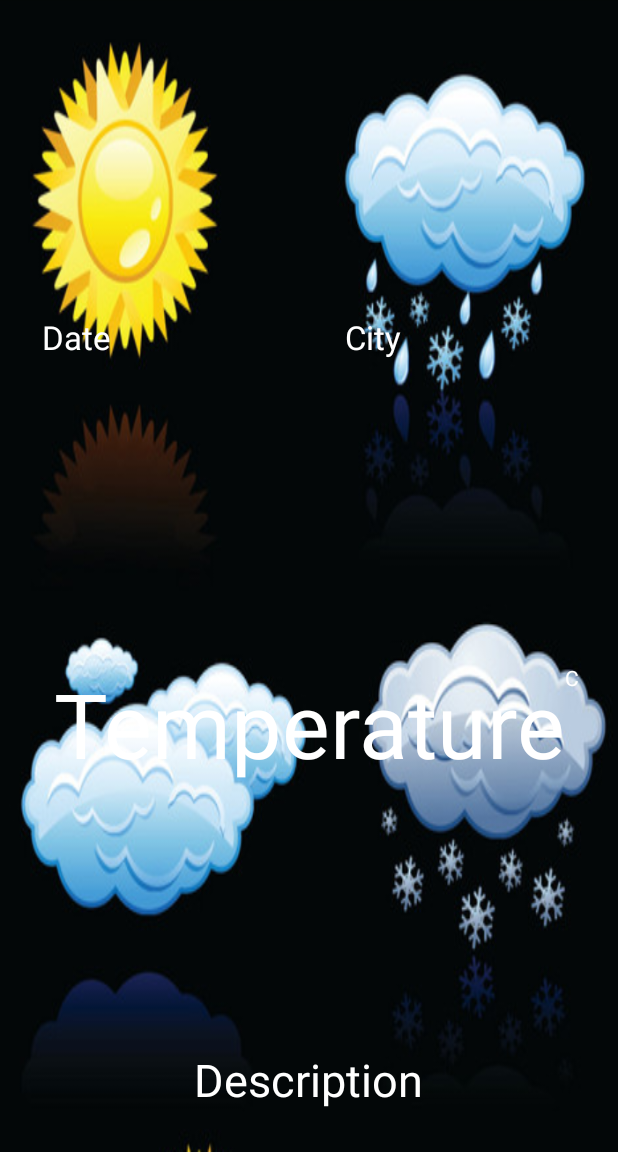
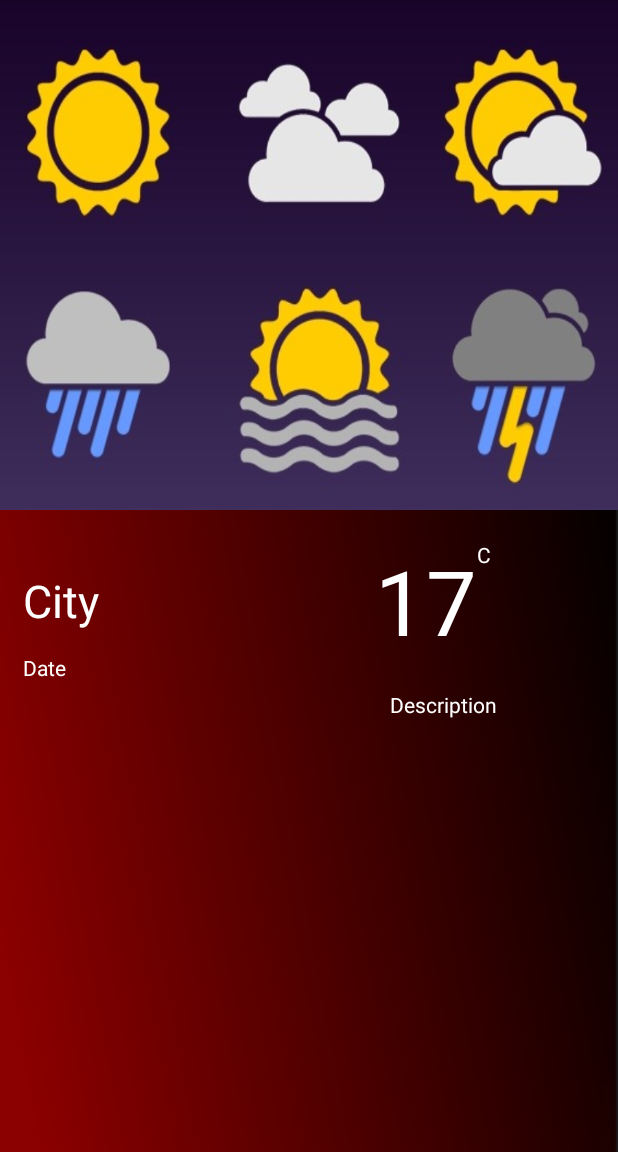
Before and after one commit to Avra92/MyLocationWeather, an Android app: the screen it shows after launch (MainActivity), after a tap on "Weather", on a phone screen of 412 x 824 dp, the part 84-1236 px from its top. Run offline under Robolectric (Android 15) with nearby library versions, the phone set to English and light mode, and no system bars; our stand-ins replace CircleImageView, Volley; network calls fail; pictures from the network do not load.

Commit message:
UI changes and minor code modifications

```diff
--- a/app/src/main/java/com/avraghosh/mylocationweather/InitialActivity.java
+++ b/app/src/main/java/com/avraghosh/mylocationweather/InitialActivity.java
@@ -18,9 +18,7 @@ import android.os.Bundle;
 import android.support.v7.widget.LinearLayoutManager;
 import android.support.v7.widget.RecyclerView;
 import android.util.Log;
-import android.view.View;
-import android.widget.ImageView;
-import android.widget.TextView;
+
 
 import java.util.ArrayList;
 
@@ -260,6 +258,7 @@ public class InitialActivity extends AppCompatActivity implements LocationListen
         }
     }
 
+    //Setting the Recycler view with the list of options available
     private void initOption() {
         mOptionUrls.add("https://d2gg9evh47fn9z.cloudfront.net/800px_COLOURBOX26390506.jpg");
         mOption.add("Weather");
--- a/app/src/main/java/com/avraghosh/mylocationweather/LocationActivity.java
+++ b/app/src/main/java/com/avraghosh/mylocationweather/LocationActivity.java
@@ -39,10 +39,12 @@ public class LocationActivity extends AppCompatActivity  {
         tvDisplay = (TextView) findViewById(R.id.display);
         tvComma = (TextView) findViewById(R.id.textView4);
 
+        //Getting the latitude and longitude from the Initial Activity
         Bundle extras = getIntent().getExtras();
         double latitude = extras.getDouble("Latitude");
         double longitude = extras.getDouble("Longitude");
 
+        //Setting the Textviews with the latitude and longitude received
         tvLatitude.setText(String.valueOf(latitude));
         tvLongitude.setText(String.valueOf(longitude));
 
--- a/app/src/main/java/com/avraghosh/mylocationweather/MainActivity.java
+++ b/app/src/main/java/com/avraghosh/mylocationweather/MainActivity.java
@@ -1,54 +1,51 @@
 package com.avraghosh.mylocationweather;
 
-import android.Manifest;
-import android.content.pm.PackageManager;
-import android.location.Location;
-import android.location.LocationListener;
-import android.location.LocationManager;
-import android.nfc.Tag;
-import android.support.v4.app.ActivityCompat;
+
 import android.support.v7.app.AppCompatActivity;
 import android.os.Bundle;
-import android.util.Log;
+import android.widget.ImageView;
 import android.widget.TextView;
-
 import com.android.volley.Request;
 import com.android.volley.RequestQueue;
 import com.android.volley.Response;
 import com.android.volley.VolleyError;
 import com.android.volley.toolbox.JsonObjectRequest;
 import com.android.volley.toolbox.Volley;
-
 import org.json.JSONArray;
 import org.json.JSONException;
 import org.json.JSONObject;
-
 import java.text.SimpleDateFormat;
 import java.util.Calendar;
 
 public class MainActivity extends AppCompatActivity {
 
     TextView t1_temp,t2_city,t3_description,t4_date;
-    LocationManager locationManager;
+    ImageView img_weather;
 
     @Override
     protected void onCreate(Bundle savedInstanceState) {
         super.onCreate(savedInstanceState);
         setContentView(R.layout.activity_main);
+        img_weather = (ImageView)findViewById(R.id.img_weather);
         t1_temp = (TextView)findViewById(R.id.temp);
         t2_city = (TextView)findViewById(R.id.city);
         t3_description = (TextView)findViewById(R.id.desc);
         t4_date = (TextView)findViewById(R.id.date);
 
+        //Getting the Latitude and Longitude from Initial Activity
         Bundle extras = getIntent().getExtras();
         double latitude = extras.getDouble("Latitude");
         double longitude = extras.getDouble("Longitude");
+
+        //Calling the function to get the weather details
         check_weather(latitude,longitude);
     }
 
 
 
     public void check_weather(final double lat, final double lon){
+        //Calling Openweathermap Api with the latitude and longitude received from the Initial Activity and setting the
+        //textviews accordingly
         String url = "http://api.openweathermap.org/data/2.5/weather?lat="+lat+"&lon="+lon+"&cnt=1&appid=66a289b4109a07f6fcdf2992879e35ea&units=Imperial";
         JsonObjectRequest jor = new JsonObjectRequest(Request.Method.GET, url, null, new Response.Listener<JSONObject>() {
             @Override
--- a/app/src/main/res/layout/activity_main.xml
+++ b/app/src/main/res/layout/activity_main.xml
@@ -3,18 +3,17 @@
     xmlns:app="http://schemas.android.com/apk/res-auto"
     xmlns:tools="http://schemas.android.com/tools"
     android:layout_width="match_parent"
-    android:background="@drawable/weather"
+    android:background="@drawable/background"
     android:layout_height="match_parent"
     tools:context=".MainActivity">
 
     <TextView
         android:id="@+id/temp"
         android:layout_width="wrap_content"
-        android:layout_height="110dp"
-        android:layout_alignParentBottom="true"
-        android:layout_centerHorizontal="true"
-        android:layout_marginBottom="216dp"
-        android:text="@string/temperature"
+        android:layout_height="wrap_content"
+        android:layout_marginTop="360dp"
+        android:layout_marginLeft="250dp"
+        android:text="17"
         android:textAlignment="center"
         android:textAppearance="@android:style/TextAppearance.Large"
         android:textColor="#ffffff"
@@ -24,40 +23,35 @@
         android:id="@+id/date"
         android:layout_width="wrap_content"
         android:layout_height="wrap_content"
-        android:layout_alignParentTop="true"
-        android:layout_marginStart="28dp"
-        android:layout_marginTop="210dp"
+        android:layout_marginLeft="15dp"
+        android:layout_marginTop="435dp"
         android:text="@string/date"
+        android:textColor="#ffffff"
         android:textAlignment="center"
-        android:textAppearance="@android:style/TextAppearance.Large"
-        android:textColor="#ffffff"
-        android:layout_marginLeft="200dp" />
+        android:textAppearance="@android:style/TextAppearance.Small" />
 
     <TextView
         android:id="@+id/city"
         android:layout_width="wrap_content"
         android:layout_height="wrap_content"
-        android:layout_marginStart="230dp"
-        android:layout_marginRight="28dp"
-        android:layout_marginTop="210dp"
+        android:layout_marginLeft="15dp"
+        android:layout_marginTop="380dp"
         android:text="@string/city"
+        android:textColor="#ffffff"
+        android:textSize="30dp"
         android:textAlignment="center"
-        android:textAppearance="@android:style/TextAppearance.Large"
-        android:textColor="#ffffff"
-        android:layout_marginLeft="230dp" />
+        android:textAppearance="@android:style/TextAppearance.Large" />
 
     <TextView
         android:id="@+id/desc"
         android:layout_width="wrap_content"
         android:layout_height="wrap_content"
-        android:layout_alignParentBottom="true"
-        android:layout_centerHorizontal="true"
-        android:layout_marginBottom="28dp"
+        android:layout_marginLeft="260dp"
+        android:layout_marginTop="460dp"
         android:text="@string/description"
+        android:textColor="#ffffff"
         android:textAlignment="center"
-        android:textAppearance="@android:style/TextAppearance.Large"
-        android:textSize="30dp"
-        android:textColor="#ffffff" />
+        android:textAppearance="@android:style/TextAppearance.Small" />
 
     <TextView
         android:id="@+id/textView5"
@@ -68,4 +62,13 @@
         android:textColor="#ffffff"
         android:layout_toRightOf="@+id/temp"
         android:text="@string/c" />
+
+    <ImageView
+        android:id="@+id/img_weather"
+        android:layout_width="wrap_content"
+        android:layout_height="340dp"
+        android:layout_marginTop="0dp"
+        android:layout_alignParentTop="true"
+        android:scaleType="fitXY"
+        app:srcCompat="@drawable/weather" />
 </RelativeLayout>
```
Also changed, not shown: app/src/main/java/com/avraghosh/mylocationweather/MapsActivity.java (+2 -10 lines), app/src/main/java/com/avraghosh/mylocationweather/MapsActivity2.java (+11 -15 lines), app/src/main/res/drawable/weather.png.
